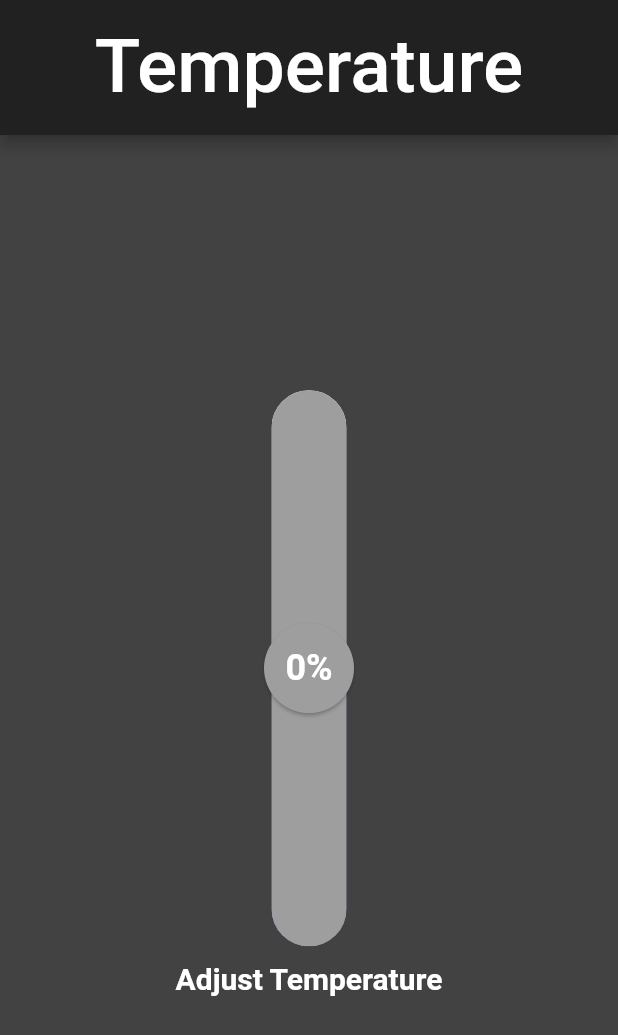
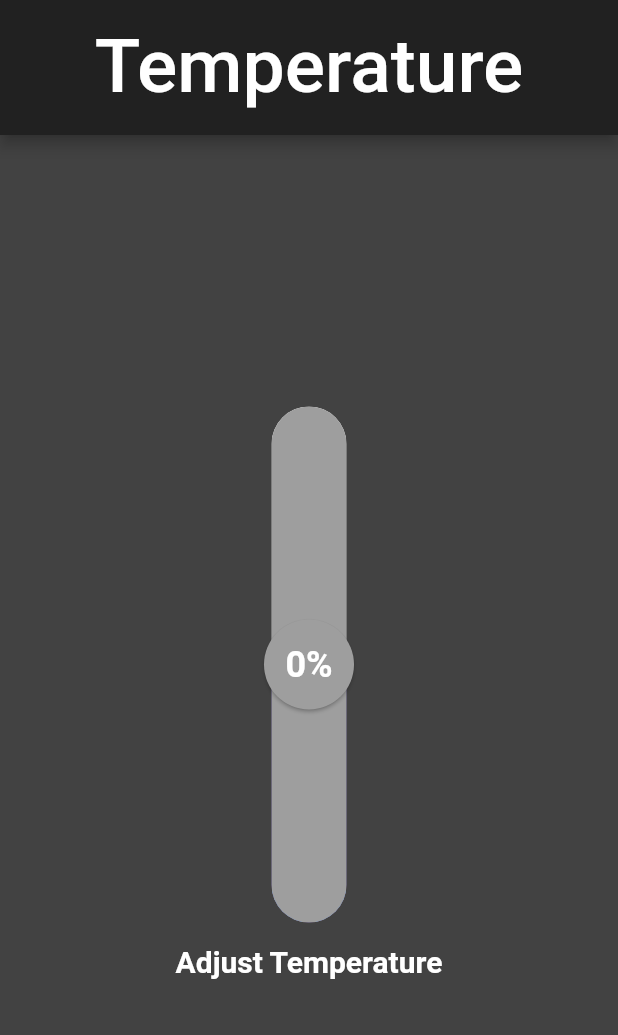
Before and after one commit to HaskizMe/PainDrainPhoneApp, a Flutter app: the TempSettings screen opened directly, on a phone screen of 412 x 824 dp. Shown: the top 1035 px of the screen. Run offline on Flutter 3.47's test engine with Material 2 defaults, Android fonts, the phone set to English and light mode, and no system bars; our stand-ins replace flutter_blue_plus, get, permission_handler, shared_preferences, syncfusion_flutter_sliders; accounts and stored records are empty.

Commit message:
added loading screen to loading button and fixed alignment on temp slider

```diff
--- a/lib/screens/temp_settings.dart
+++ b/lib/screens/temp_settings.dart
@@ -81,9 +81,14 @@ class _TempSettingsState extends State<TempSettings> {
                 child: Column(
                   mainAxisAlignment: MainAxisAlignment.center,
                   children: [
-                    SizedBox(height: 20,),
                     Container(
-                      height: MediaQuery.of(context).size.height * 0.45,
+                      height: MediaQuery.of(context).size.height * .5,
+                      //color: Colors.pink,
+                      child: Column(
+                        children: [
+                          Expanded(
+                            child: Container(
+                              padding: const EdgeInsets.fromLTRB(0, 20, 0, 5),
                               //color: Colors.green,
                               child: Stack(
                                 alignment: Alignment.center,
@@ -167,8 +172,9 @@ class _TempSettingsState extends State<TempSettings> {
                                         ),
                                       ),
                                     ),
-                          )
+                                  ),
                                 ],
+                              ),
                             ),
                           ),
                           const SizedBox(height: 10),
@@ -193,6 +199,10 @@ class _TempSettingsState extends State<TempSettings> {
                         ],
                       ),
                     ),
+
+                  ],
+                ),
+              ),
       ),
     ),
     ),
```
Also changed, not shown: lib/screens/preset_settings.dart (+61 -10 lines). Lines whose indentation alone changed are shown as unchanged.
